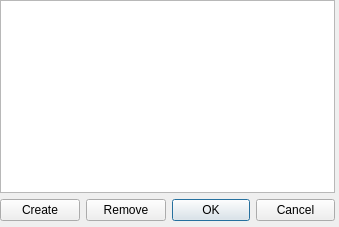
First picture: the form in ui/channel_homes.ui, repository gitter-badger/simplechatclient, before the edit.
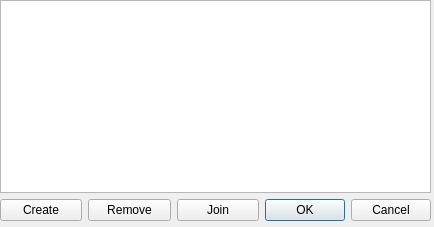
Second picture: the form after the edit. Icons and pictures are not drawn.

Commit message: add join button to channel homes

The edit to the form file:
```diff
--- a/ui/channel_homes.ui
+++ b/ui/channel_homes.ui
@@ -6,19 +6,19 @@
    <rect>
     <x>0</x>
     <y>0</y>
-    <width>339</width>
+    <width>434</width>
     <height>227</height>
    </rect>
   </property>
   <property name="minimumSize">
    <size>
-    <width>339</width>
+    <width>434</width>
     <height>227</height>
    </size>
   </property>
   <property name="maximumSize">
    <size>
-    <width>339</width>
+    <width>434</width>
     <height>227</height>
    </size>
   </property>
@@ -34,7 +34,7 @@
     <rect>
      <x>0</x>
      <y>0</y>
-     <width>335</width>
+     <width>431</width>
      <height>221</height>
     </rect>
    </property>
@@ -71,6 +71,13 @@
         </property>
        </widget>
       </item>
+      <item>
+       <widget class="QPushButton" name="pushButton_join">
+        <property name="text">
+         <string>Join</string>
+        </property>
+       </widget>
+      </item>
       <item>
        <widget class="QDialogButtonBox" name="buttonBox">
         <property name="sizePolicy">
```
The commit also changes 4 other files.
